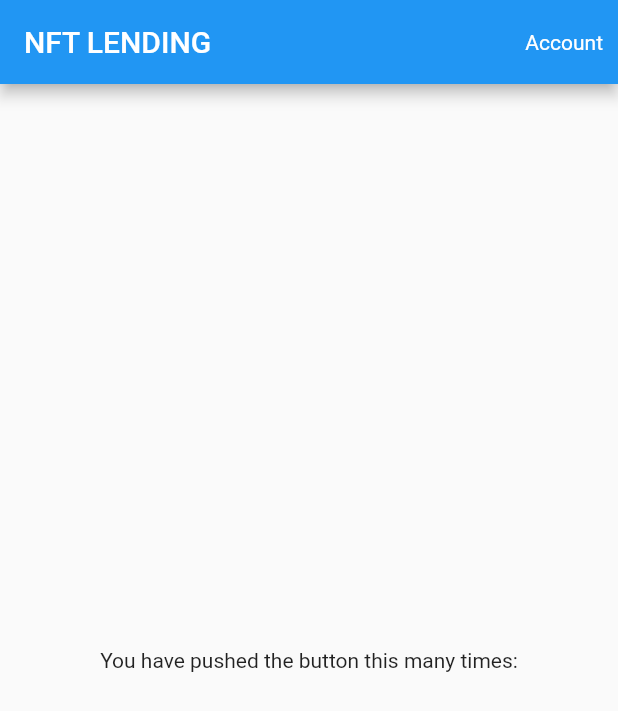
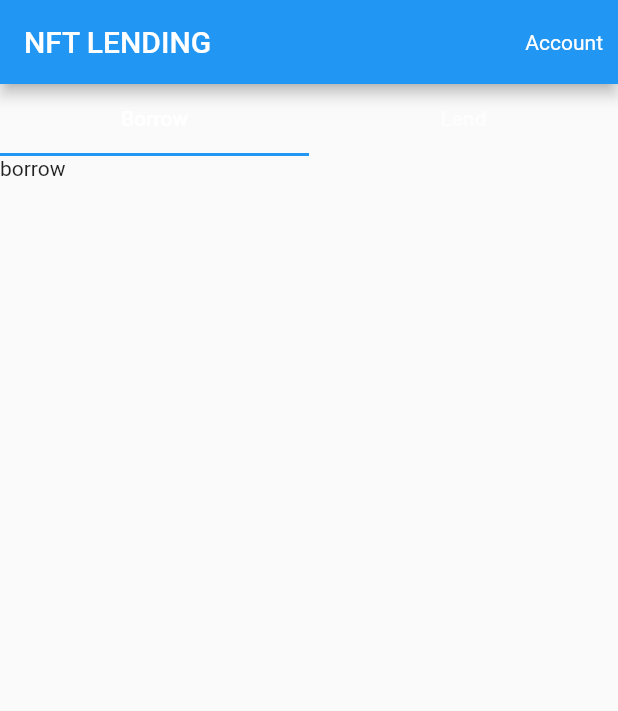
Before and after one commit to tokyo-web3-hackathon-team/lease, a Flutter app: the screen it shows after launch, on a phone screen of 412 x 824 dp. Shown: the top 711 px of the screen. Run offline on Flutter 3.47's test engine with Material 2 defaults, Android fonts, the phone set to English and light mode, and no system bars; our stand-ins replace flutter_hooks.

Commit message:
borrowing用とlending用のページを分けて表示するためにtabviewを実装

```diff
--- /dev/null
+++ b/nft_lending_page/lib/borrow_page.dart
@@ -0,0 +1,10 @@
+import 'package:flutter/material.dart';
+
+class BorrowPage extends StatelessWidget {
+  const BorrowPage({super.key});
+
+  @override
+  Widget build(BuildContext context) {
+    return const Text("borrow");
+  }
+}
--- a/nft_lending_page/lib/home_page.dart
+++ b/nft_lending_page/lib/home_page.dart
@@ -1,11 +1,20 @@
 import 'package:flutter/material.dart';
+import 'package:flutter_hooks/flutter_hooks.dart';
+import 'package:nft_lending_page/borrow_page.dart';
 
-class HomePage extends StatelessWidget {
-  const HomePage({super.key, required this.title});
+import 'lend_page.dart';
+
+class HomePage extends HookWidget {
+  HomePage({super.key, required this.title});
   final String title;
+  final List<Widget> tabList = [
+    const Tab(child: Text('Borrow')),
+    const Tab(child: Text('Lend')),
+  ];
 
   @override
   Widget build(BuildContext context) {
+    final controller = useTabController(initialLength: tabList.length);
     return Scaffold(
       appBar: AppBar(
         centerTitle: false,
@@ -17,15 +26,22 @@ class HomePage extends StatelessWidget {
           )
         ],
       ),
-      body: Center(
-        child: Column(
-          mainAxisAlignment: MainAxisAlignment.center,
-          children: const [
-            Text(
-              'You have pushed the button this many times:',
+      body: Column(
+        children: [
+          TabBar(
+            controller: controller,
+            tabs: tabList,
+          ),
+          Expanded(
+            child: TabBarView(
+              controller: controller,
+              children: const [
+                BorrowPage(),
+                LendPage(),
+              ],
             ),
-          ],
-        ),
+          )
+        ],
       ),
     );
   }
--- /dev/null
+++ b/nft_lending_page/lib/lend_page.dart
@@ -0,0 +1,10 @@
+import 'package:flutter/material.dart';
+
+class LendPage extends StatelessWidget {
+  const LendPage({super.key});
+
+  @override
+  Widget build(BuildContext context) {
+    return const Text("lend");
+  }
+}
--- a/nft_lending_page/lib/main.dart
+++ b/nft_lending_page/lib/main.dart
@@ -14,7 +14,7 @@ class NftLendingApp extends StatelessWidget {
       title: 'Flutter Demo',
       debugShowCheckedModeBanner: false,
       darkTheme: ThemeData.dark(),
-      home: const HomePage(title: 'NFT LENDING'),
+      home: HomePage(title: 'NFT LENDING'),
     );
   }
 }
```
